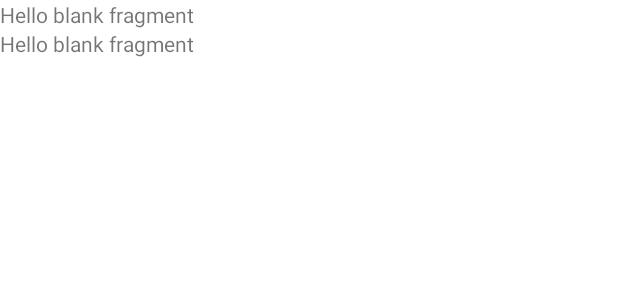
After one commit to ManuelRamallo/GasStationAppTT, an Android app: the layout fragment_gas_station_detail.xml on its own in the app's theme, with its tools: preview values and no code run, on a phone screen of 412 x 824 dp. The commit adds this screen. Shown: the top 300 px of the screen. Run offline under Robolectric (Android 15) with nearby library versions, the phone set to English and light mode, and no system bars; network calls fail.

Commit message:
WIP: Continue with detail screen

```diff
--- /dev/null
+++ b/GasStationApp/app/src/main/res/layout/fragment_gas_station_detail.xml
@@ -0,0 +1,20 @@
+<?xml version="1.0" encoding="utf-8"?>
+<LinearLayout xmlns:android="http://schemas.android.com/apk/res/android"
+    xmlns:tools="http://schemas.android.com/tools"
+    android:layout_width="match_parent"
+    android:layout_height="match_parent"
+    android:orientation="vertical"
+    tools:context=".ui.gasStationDetail.GasStationDetailFragment">
+
+    <TextView
+        android:id="@+id/tv_name_store"
+        android:layout_width="match_parent"
+        android:layout_height="wrap_content"
+        tools:text="@string/hello_blank_fragment" />
+    <TextView
+        android:id="@+id/tv_description_store"
+        android:layout_width="match_parent"
+        android:layout_height="wrap_content"
+        tools:text="@string/hello_blank_fragment" />
+
+</LinearLayout>
--- a/GasStationApp/app/src/main/res/values/strings.xml
+++ b/GasStationApp/app/src/main/res/values/strings.xml
@@ -3,4 +3,6 @@
     <string name="main_title_toolbar">Listado de comercios</string>
     <string name="subtitle_head_total_stores">Comercios</string>
     <string name="subtitle_head_total_found_stores">A menos de 1km</string>
+    <!-- TODO: Remove or change this placeholder text -->
+    <string name="hello_blank_fragment">Hello blank fragment</string>
 </resources>
```
Also changed, not shown: GasStationApp/app/src/main/java/com/mramallo/gasstationapp/domain/GetGasStationDetailUseCase.kt (added, +23 -0 lines), GasStationApp/app/src/main/java/com/mramallo/gasstationapp/ui/gasStationDetail/GasStationDetailFragment.kt (added, +43 -0 lines), GasStationApp/app/src/main/java/com/mramallo/gasstationapp/ui/gasStationDetail/GasStationDetailViewModel.kt (added, +26 -0 lines), GasStationApp/app/src/main/java/com/mramallo/gasstationapp/ui/gastStations/GasStationsFragment.kt (+7 -0 lines), GasStationApp/app/src/main/res/navigation/nav_graph.xml (+10 -1 lines).
